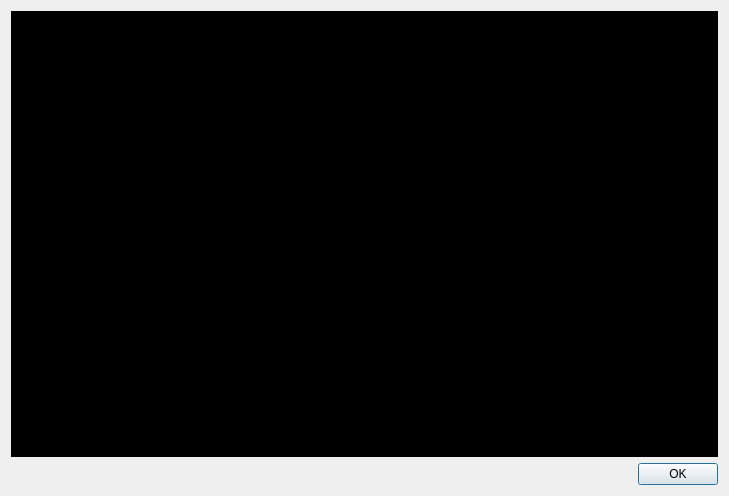
Before: the Qt Designer form ConsoleOutputDialog.ui in FelixdelasPozas/curl-Downloader, drawn with Qt 5.
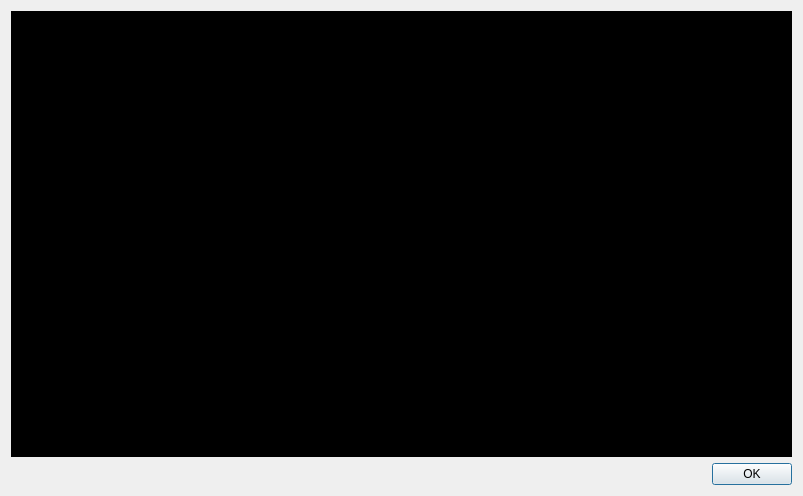
After: the same form once the commit is applied. Icons and pictures are not drawn.

Commit message: Font in console and ItemWidget. Fix progress values parse.

Diff of the .ui file:
```diff
--- a/ConsoleOutputDialog.ui
+++ b/ConsoleOutputDialog.ui
@@ -6,10 +6,16 @@
    <rect>
     <x>0</x>
     <y>0</y>
-    <width>729</width>
+    <width>803</width>
     <height>496</height>
    </rect>
   </property>
+  <property name="minimumSize">
+   <size>
+    <width>800</width>
+    <height>0</height>
+   </size>
+  </property>
   <property name="windowTitle">
    <string>Process console output</string>
   </property>
```
The commit also changes 8 other files.
